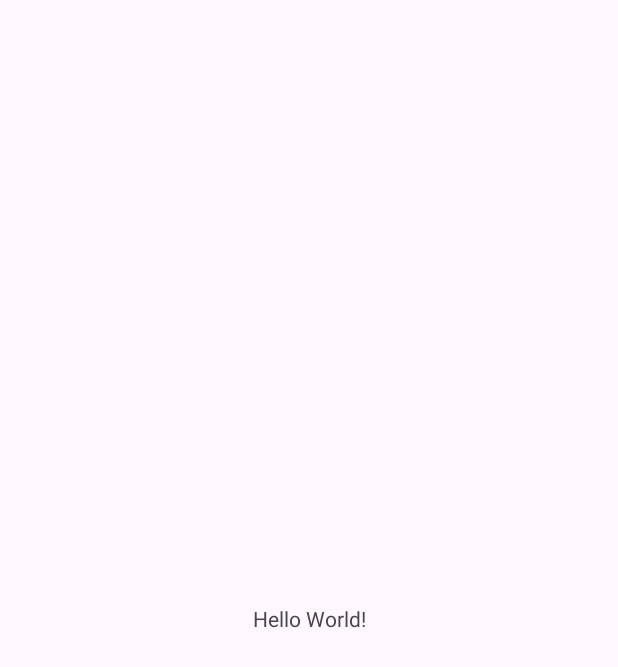
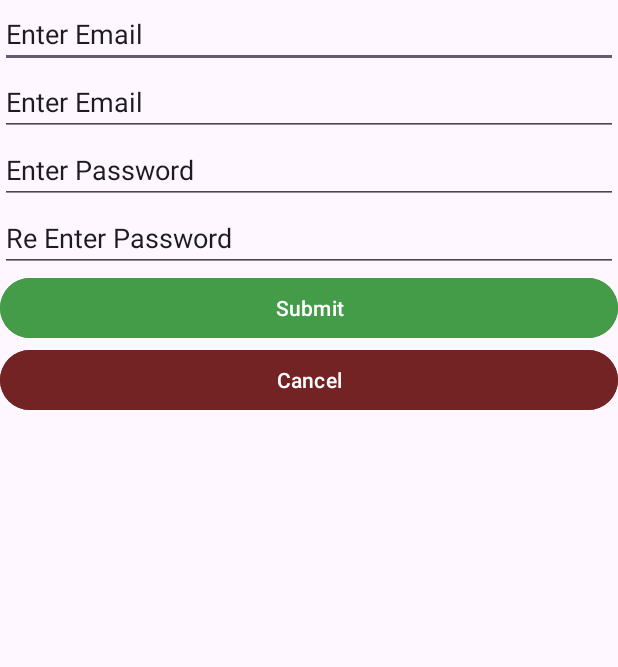
Before and after one commit to Reshmi-Ruksala/MADTutorial04, an Android app: the screen it shows after launch (MainActivity), on a phone screen of 412 x 824 dp. Before the commit the part shown is almost empty. Shown: the top 667 px of the screen. Run offline under Robolectric (Android 15) with nearby library versions, the phone set to English and light mode, and no system bars.

Commit message:
design the login page

```diff
--- a/app/src/main/res/layout/activity_main.xml
+++ b/app/src/main/res/layout/activity_main.xml
@@ -1,19 +1,57 @@
 <?xml version="1.0" encoding="utf-8"?>
-<androidx.constraintlayout.widget.ConstraintLayout xmlns:android="http://schemas.android.com/apk/res/android"
+<LinearLayout xmlns:android="http://schemas.android.com/apk/res/android"
     xmlns:app="http://schemas.android.com/apk/res-auto"
     xmlns:tools="http://schemas.android.com/tools"
     android:id="@+id/main"
     android:layout_width="match_parent"
     android:layout_height="match_parent"
+    android:orientation="vertical"
     tools:context=".MainActivity">
 
-    <TextView
-        android:layout_width="wrap_content"
+    <EditText
+        android:id="@+id/editTextText"
+        android:layout_width="match_parent"
         android:layout_height="wrap_content"
-        android:text="Hello World!"
-        app:layout_constraintBottom_toBottomOf="parent"
-        app:layout_constraintEnd_toEndOf="parent"
-        app:layout_constraintStart_toStartOf="parent"
-        app:layout_constraintTop_toTopOf="parent" />
+        android:ems="10"
+        android:inputType="text"
+        android:text="Enter Email" />
 
-</androidx.constraintlayout.widget.ConstraintLayout>
+    <EditText
+        android:id="@+id/editTextText2"
+        android:layout_width="match_parent"
+        android:layout_height="wrap_content"
+        android:ems="10"
+        android:inputType="text"
+        android:text="Enter Email" />
+
+    <EditText
+        android:id="@+id/editTextText3"
+        android:layout_width="match_parent"
+        android:layout_height="wrap_content"
+        android:ems="10"
+        android:inputType="text"
+        android:text="Enter Password" />
+
+    <EditText
+        android:id="@+id/editTextText4"
+        android:layout_width="match_parent"
+        android:layout_height="wrap_content"
+        android:ems="10"
+        android:inputType="text"
+        android:text="Re Enter Password" />
+
+    <Button
+        android:id="@+id/button"
+        android:layout_width="match_parent"
+        android:layout_height="wrap_content"
+        android:backgroundTint="#449B48"
+        android:text="Submit" />
+
+    <Button
+        android:id="@+id/button2"
+        android:layout_width="match_parent"
+        android:layout_height="wrap_content"
+        android:backgroundTint="#732323"
+        android:text="Cancel" />
+
+</LinearLayout>
```
